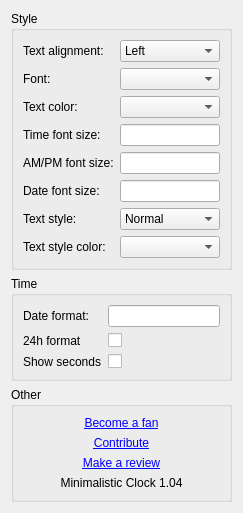
Before: the Qt Designer form contents/ui/config.ui in iddm/MinimalisticClock, drawn with Qt 5.
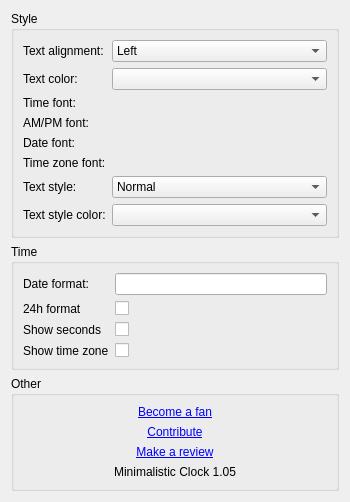
After: the same form once the commit is applied. Custom widgets are drawn as their Qt base class.

Commit message: Added functionality to change timezones, more fonts customizing

```diff
--- a/contents/ui/config.ui
+++ b/contents/ui/config.ui
@@ -6,16 +6,22 @@
    <rect>
     <x>0</x>
     <y>0</y>
-    <width>243</width>
-    <height>453</height>
+    <width>350</width>
+    <height>502</height>
    </rect>
   </property>
   <property name="sizePolicy">
-   <sizepolicy hsizetype="Expanding" vsizetype="Preferred">
+   <sizepolicy hsizetype="Fixed" vsizetype="Fixed">
     <horstretch>0</horstretch>
     <verstretch>0</verstretch>
    </sizepolicy>
   </property>
+  <property name="maximumSize">
+   <size>
+    <width>350</width>
+    <height>502</height>
+   </size>
+  </property>
   <layout class="QVBoxLayout" name="verticalLayout">
    <item>
     <widget class="QGroupBox" name="fontsGroupBox">
@@ -58,30 +64,13 @@
          </widget>
         </item>
         <item row="1" column="0">
-         <widget class="QLabel" name="label">
-          <property name="text">
-           <string>Font:</string>
-          </property>
-         </widget>
-        </item>
-        <item row="1" column="1">
-         <widget class="KFontComboBox" name="kcfg_textFont">
-          <property name="sizePolicy">
-           <sizepolicy hsizetype="Expanding" vsizetype="Fixed">
-            <horstretch>0</horstretch>
-            <verstretch>0</verstretch>
-           </sizepolicy>
-          </property>
-         </widget>
-        </item>
-        <item row="2" column="0">
          <widget class="QLabel" name="label_2">
           <property name="text">
            <string>Text color:</string>
           </property>
          </widget>
         </item>
-        <item row="2" column="1">
+        <item row="1" column="1">
          <widget class="KColorCombo" name="kcfg_textColor">
           <property name="sizePolicy">
            <sizepolicy hsizetype="Expanding" vsizetype="Fixed">
@@ -91,35 +80,45 @@
           </property>
          </widget>
         </item>
+        <item row="2" column="0">
+         <widget class="QLabel" name="label">
+          <property name="text">
+           <string>Time font:</string>
+          </property>
+         </widget>
+        </item>
+        <item row="2" column="1">
+         <widget class="KFontRequester" name="kcfg_timeStringFont" native="true"/>
+        </item>
         <item row="3" column="0">
          <widget class="QLabel" name="label">
           <property name="text">
-           <string>Time font size:</string>
+           <string>AM/PM font:</string>
           </property>
          </widget>
         </item>
         <item row="3" column="1">
-         <widget class="KLineEdit" name="kcfg_timeStringFontSize"/>
+         <widget class="KFontRequester" name="kcfg_ampmStringFont" native="true"/>
         </item>
         <item row="4" column="0">
          <widget class="QLabel" name="label">
           <property name="text">
-           <string>AM/PM font size:</string>
+           <string>Date font:</string>
           </property>
          </widget>
         </item>
         <item row="4" column="1">
-         <widget class="KLineEdit" name="kcfg_ampmStringFontSize"/>
+         <widget class="KFontRequester" name="kcfg_dateStringFont" native="true"/>
         </item>
         <item row="5" column="0">
          <widget class="QLabel" name="label">
           <property name="text">
-           <string>Date font size:</string>
+           <string>Time zone font:</string>
           </property>
          </widget>
         </item>
         <item row="5" column="1">
-         <widget class="KLineEdit" name="kcfg_dateStringFontSize"/>
+         <widget class="KFontRequester" name="kcfg_timeZoneFont" native="true"/>
         </item>
         <item row="6" column="0">
          <widget class="QLabel" name="label">
@@ -225,6 +224,16 @@
         <item row="2" column="1">
          <widget class="KCheckBox" name="kcfg_showSeconds"/>
         </item>
+        <item row="3" column="0">
+         <widget class="QLabel" name="label">
+          <property name="text">
+           <string>Show time zone</string>
+          </property>
+         </widget>
+        </item>
+        <item row="3" column="1">
+         <widget class="KCheckBox" name="kcfg_timeZoneVisibility"/>
+        </item>
        </layout>
       </item>
      </layout>
@@ -279,7 +288,7 @@
       <item>
        <widget class="QLabel" name="label_6">
         <property name="text">
-         <string>Minimalistic Clock 1.04</string>
+         <string>Minimalistic Clock 1.05</string>
         </property>
         <property name="alignment">
          <set>Qt::AlignCenter</set>
@@ -313,9 +322,9 @@
    <header>kcombobox.h</header>
   </customwidget>
   <customwidget>
-   <class>KFontComboBox</class>
-   <extends>KComboBox</extends>
-   <header>kfontcombobox.h</header>
+   <class>KFontRequester</class>
+   <extends>QWidget</extends>
+   <header>kfontrequester.h</header>
   </customwidget>
  </customwidgets>
  <resources/>
```
Left out of the diff: 1 changed line with no effect on the pictures. The commit also changes 6 other files.
